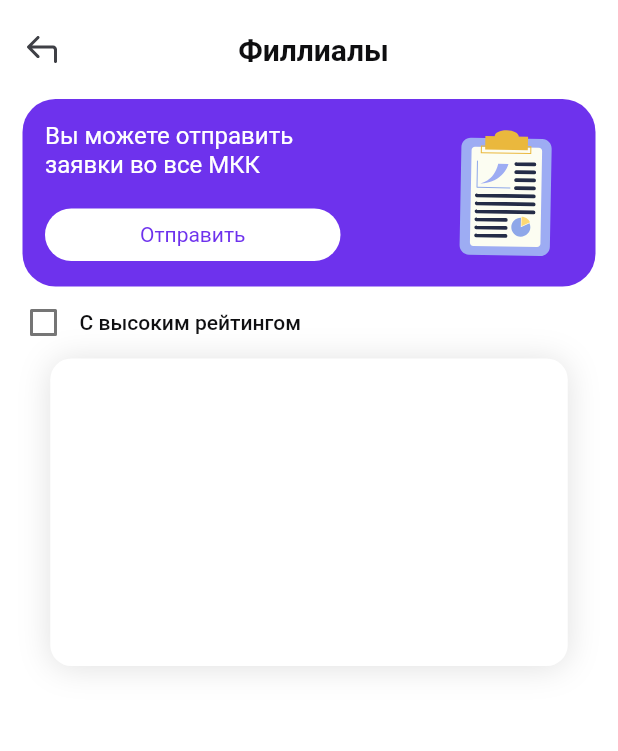
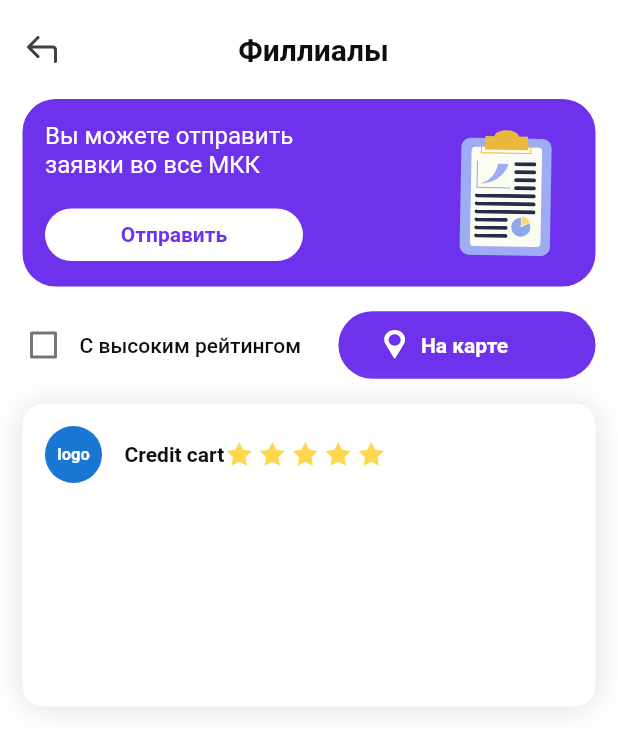
Before and after one commit to amirmuradov/login_ui_for_job, a Flutter app: the FilialsPage screen opened directly, on a phone screen of 412 x 824 dp. Shown: the top 751 px of the screen. Run offline on Flutter 3.47's test engine with Material 2 defaults, Android fonts, the phone set to English and light mode, and no system bars; our stand-ins replace flutter_svg, percent_indicator.

Commit message:
created added updated

```diff
--- a/lib/pages/filials_page.dart
+++ b/lib/pages/filials_page.dart
@@ -20,6 +20,7 @@ class _FilialsPageState extends State<FilialsPage> {
       body: SafeArea(
         child: Padding(
           padding: const EdgeInsets.only(top: 20),
+          child: SingleChildScrollView(
             child: Column(
               children: [
                 Row(
@@ -50,8 +51,10 @@ class _FilialsPageState extends State<FilialsPage> {
                         child: Center(
                           child: Text(
                             "Филлиалы",
-                          style:
-                              Theme.of(context).textTheme.bodyMedium!.copyWith(
+                            style: Theme.of(context)
+                                .textTheme
+                                .bodyMedium!
+                                .copyWith(
                                   fontWeight: FontWeight.w600,
                                   fontSize: 20,
                                 ),
@@ -103,20 +106,26 @@ class _FilialsPageState extends State<FilialsPage> {
                             const SizedBox(
                               height: 20,
                             ),
-                          CustomBtn(
+                            Padding(
+                              padding: const EdgeInsets.only(right: 25),
+                              child: CustomBtn(
                                 onTap: () {},
                                 padding: const EdgeInsets.all(0),
                                 text: "Отправить",
-                            textStyle:
-                                Theme.of(context).textTheme.bodySmall!.copyWith(
+                                textStyle: Theme.of(context)
+                                    .textTheme
+                                    .bodySmall!
+                                    .copyWith(
                                       fontSize: 14,
+                                      fontWeight: FontWeight.w600,
                                       color: Theme.of(context).primaryColor,
                                     ),
                                 textColor: Theme.of(context).primaryColor,
                                 accentColor:
                                     Theme.of(context).scaffoldBackgroundColor,
                                 height: 35,
-                            width: 120,
+                                width: 100,
+                              ),
                             ),
                           ],
                         ),
@@ -130,6 +139,9 @@ class _FilialsPageState extends State<FilialsPage> {
                       ),
                     ],
                   ),
+                ),
+                const SizedBox(
+                  height: 15,
                 ),
                 Row(
                   children: [
@@ -153,10 +165,59 @@ class _FilialsPageState extends State<FilialsPage> {
                             fontWeight: FontWeight.w500,
                           ),
                     ),
+                    Expanded(
+                      child: Padding(
+                        padding: const EdgeInsets.only(left: 25, right: 15),
+                        child: Container(
+                          padding: const EdgeInsets.only(left: 25),
+                          width: 120,
+                          height: 45,
+                          decoration: BoxDecoration(
+                            borderRadius: BorderRadius.circular(66),
+                            color: Theme.of(context).primaryColor,
+                          ),
+                          child: Row(
+                            children: [
+                              SvgPicture.asset('assets/location.svg'),
+                              const SizedBox(
+                                width: 5,
+                              ),
+                              Text(
+                                "На карте",
+                                style: Theme.of(context)
+                                    .textTheme
+                                    .bodySmall!
+                                    .copyWith(
+                                      color: Theme.of(context)
+                                          .scaffoldBackgroundColor,
+                                      fontSize: 14,
+                                      fontWeight: FontWeight.w600,
+                                    ),
+                              ),
                             ],
                           ),
-              CreditCart()
+                        ),
+                      ),
+                    )
                   ],
+                ),
+                const SizedBox(
+                  height: 15,
+                ),
+                const Row(
+                  children: [
+                    Expanded(
+                      child: Padding(
+                        padding: EdgeInsets.symmetric(horizontal: 15),
+                        child: CreditCart(
+                          name: "Credit cart",
+                        ),
+                      ),
+                    ),
+                  ],
+                )
+              ],
+            ),
           ),
         ),
       ),
--- a/lib/widgets/credit_cart.dart
+++ b/lib/widgets/credit_cart.dart
@@ -1,17 +1,24 @@
 import 'package:flutter/material.dart';
+import 'package:flutter_svg/flutter_svg.dart';
 
 class CreditCart extends StatefulWidget {
   const CreditCart({
     super.key,
-    this.width = 345,
+    this.width = 343,
+    this.textStyle,
+    this.svgpicturerate,
+    required this.name,
     this.borderRadius = const BorderRadius.all(
       Radius.circular(14),
     ),
-    this.height = 205,
+    this.height = 202,
   });
   final double? height;
   final double? width;
   final BorderRadius borderRadius;
+  final String name;
+  final TextStyle? textStyle;
+  final Widget? svgpicturerate;
   @override
   State<CreditCart> createState() => _CreditCartState();
 }
@@ -30,8 +37,48 @@ class _CreditCartState extends State<CreditCart> {
             blurRadius: 18,
             offset: const Offset(0, 1),
             color: Colors.grey.shade300.withOpacity(1),
-            )
-          ]),
+          ),
+        ],
+      ),
+      child: Row(
+        crossAxisAlignment: CrossAxisAlignment.start,
+        children: [
+          Padding(
+            padding: const EdgeInsets.only(
+              left: 15,
+              top: 15,
+            ),
+            child: Row(
+              children: [
+                CircleAvatar(
+                  radius: 19,
+                  child: Text(
+                    "logo",
+                    style: Theme.of(context).textTheme.bodySmall!.copyWith(
+                          color: Theme.of(context).scaffoldBackgroundColor,
+                          fontSize: 11,
+                          fontWeight: FontWeight.w600,
+                        ),
+                  ),
+                ),
+                Padding(
+                  padding: const EdgeInsets.only(left: 15),
+                  child: Text(
+                    widget.name,
+                    style: widget.textStyle ??
+                        Theme.of(context).textTheme.bodySmall!.copyWith(
+                              color: Theme.of(context).hintColor,
+                              fontWeight: FontWeight.w600,
+                              fontSize: 14,
+                            ),
+                  ),
+                ),
+                widget.svgpicturerate ?? SvgPicture.asset('assets/rating.svg')
+              ],
+            ),
+          ),
+        ],
+      ),
     );
   }
 }
```
Also changed, not shown: assets/location.svg (added), assets/rating.svg (added). Lines whose indentation alone changed are shown as unchanged.
